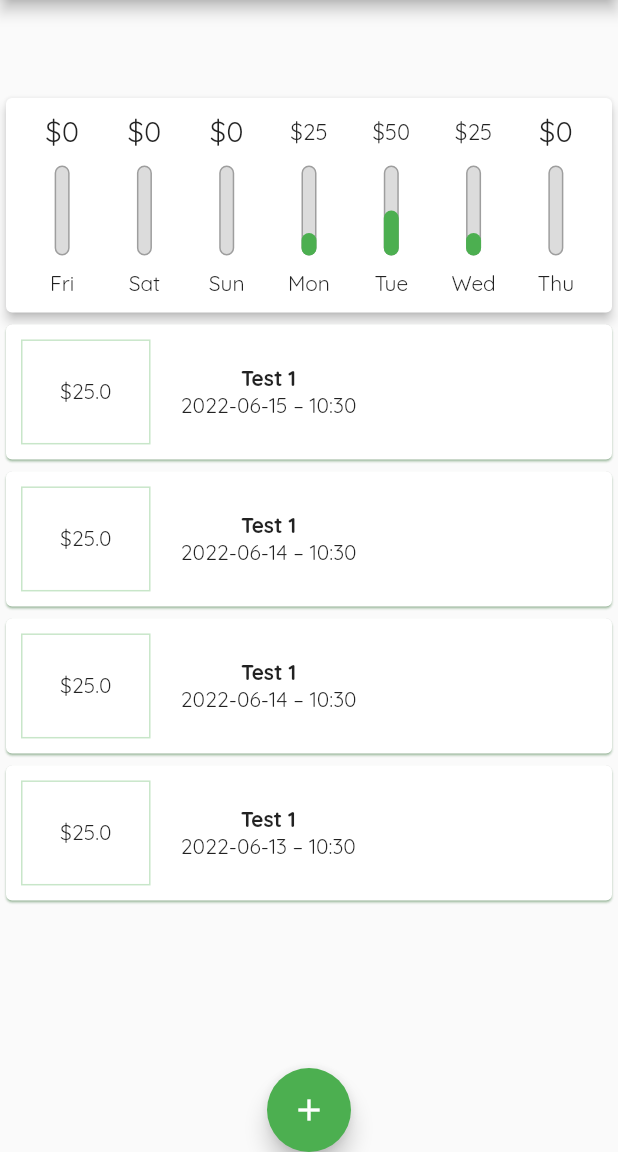
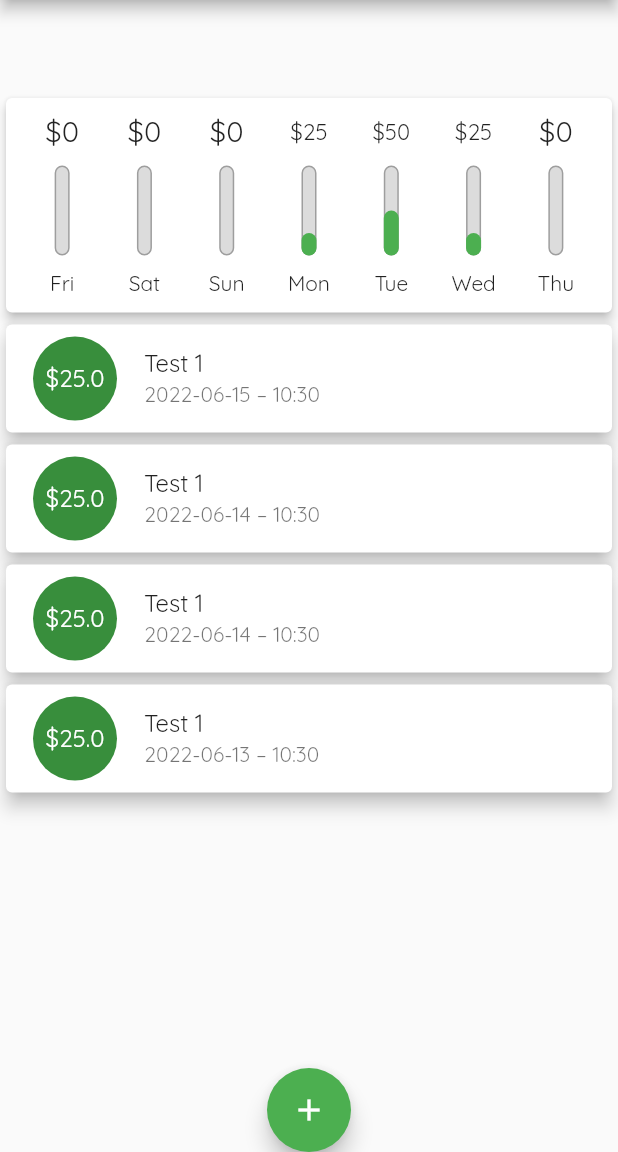
Before and after one commit to roman-romanov-o/flutter-practice, a Flutter app: the screen it shows after launch, on a phone screen of 412 x 824 dp, the part 84-1236 px from its top. Run offline on Flutter 3.47's test engine with Material 2 defaults, Android fonts, the phone set to English and light mode, and no system bars.

Commit message:
Use ListTile widget for transaction_list

```diff
--- a/section_4/section_4_practice/lib/widgets/transaction_list.dart
+++ b/section_4/section_4_practice/lib/widgets/transaction_list.dart
@@ -26,44 +26,22 @@ class TransactionList extends StatelessWidget {
         ],
       ) : ListView.builder(
         itemBuilder: (ctx, index) {
-          return Card(child: Row(
-              children: [
-                Container(
-                  child: Text(
-                    "\$${transactions[index].amount}"
-                  ),
-                  decoration: BoxDecoration(
-                      shape: BoxShape.rectangle,
-                      border: Border.all(
-                        color: Theme.of(context).primaryColorLight,
-                      )
-                  ),
-                  margin: EdgeInsets.all(10.00),
-                  padding: EdgeInsets.all(25),
+          return Card(
+            elevation: 5,
+            child: ListTile(
+              leading: CircleAvatar(
+                radius: 30,
+                child: Padding(
+                    padding: EdgeInsets.all(5),
+                    child: Text("\$${transactions[index].amount}")
                 ),
-                Column(
-                  children: [
-                    Container(
-                      child: Text(
-                        transactions[index].title.toString(),
-                        style: TextStyle(
-                            fontWeight: FontWeight.bold
-                        ),
-                      ),
-                      margin: EdgeInsets.only(left: 10),
-                    ),
-                    Container(
-                      child: Text(
-                        DateFormat('yyyy-MM-dd – kk:mm').format(transactions[index].date)
-                      ),
-                      margin: EdgeInsets.only(left: 10),
-                    ),
-                  ],
-                )
-              ],
+              ),
+              title: Text(transactions[index].title.toString()),
+              subtitle: Text(
+                  DateFormat('yyyy-MM-dd – kk:mm')
+                  .format(transactions[index].date)
+              ),
             ),
-            elevation: 0.7,
-            shadowColor: Theme.of(context).primaryColor,
           );
         },
         itemCount: transactions.length,
```
